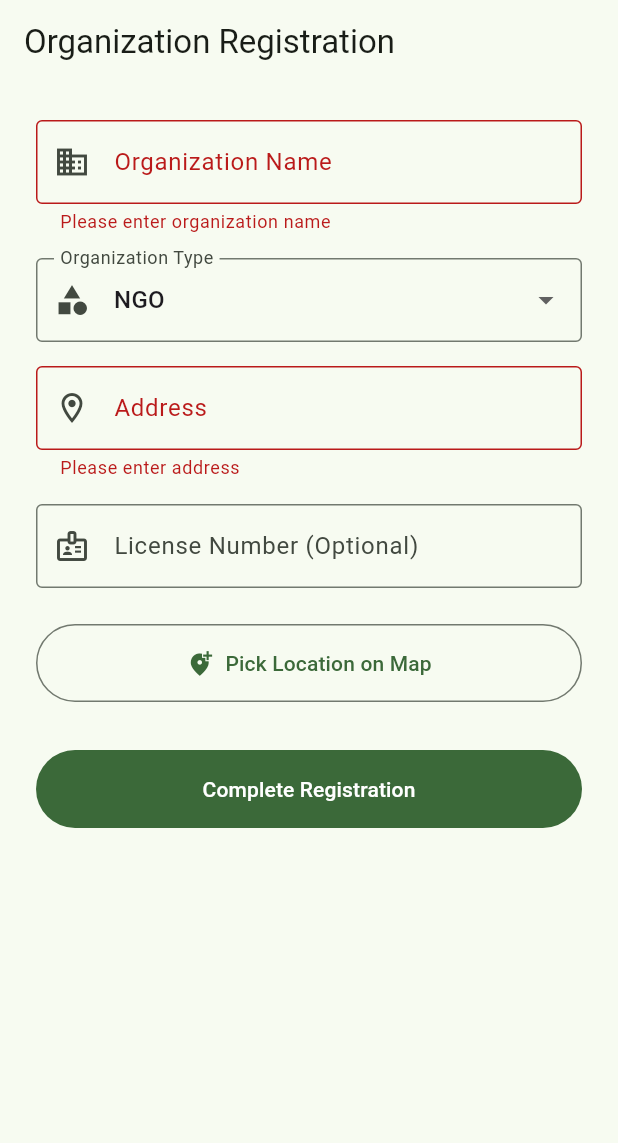
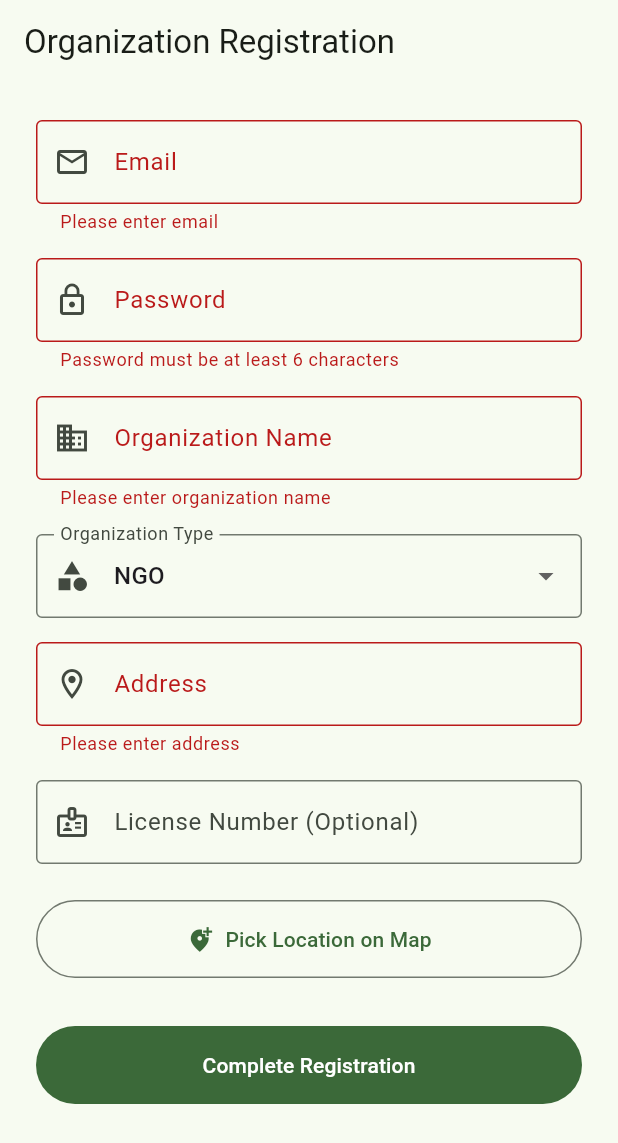
Before and after one commit to itcodehery/TeamPulse-CodeSprint26, a Flutter app: the OrganizationRegistrationScreen screen opened by its route, after a tap on "Complete Registration", on a phone screen of 412 x 824 dp. Shown: the top 1143 px of the screen. Run offline on Flutter 3.47's test engine with Material 3 defaults, Android fonts, the phone set to English and light mode, and no system bars; our stand-ins replace flutter_dotenv, flutter_map, flutter_riverpod, geolocator, go_router, google_fonts and 2 more; accounts and stored records are empty; network calls fail.

Commit message:
major feat. sys impl phase 1 implemented

```diff
--- a/hunger_n_waste/lib/features/auth/presentation/screens/organization_registration_screen.dart
+++ b/hunger_n_waste/lib/features/auth/presentation/screens/organization_registration_screen.dart
@@ -1,7 +1,12 @@
 import 'package:flutter/material.dart';
 import 'package:flutter_riverpod/flutter_riverpod.dart';
+import 'package:go_router/go_router.dart';
 import 'package:latlong2/latlong.dart';
+import 'package:supabase_flutter/supabase_flutter.dart';
 import '../../../../core/widgets/location_picker_screen.dart';
+import '../../data/repositories/auth_repository.dart';
+import '../../data/repositories/organization_repository.dart';
+import '../../domain/models/organization_profile.dart';
 import '../../domain/models/user_enums.dart';
 
 class OrganizationRegistrationScreen extends ConsumerStatefulWidget {
@@ -16,6 +21,8 @@ class _OrganizationRegistrationScreenState
     extends ConsumerState<OrganizationRegistrationScreen> {
   final _formKey = GlobalKey<FormState>();
   final _nameController = TextEditingController();
+  final _emailController = TextEditingController();
+  final _passwordController = TextEditingController();
   final _addressController = TextEditingController();
   final _licenseController = TextEditingController();
   OrganizationType _selectedType = OrganizationType.ngo;
@@ -24,6 +31,8 @@ class _OrganizationRegistrationScreenState
   @override
   void dispose() {
     _nameController.dispose();
+    _emailController.dispose();
+    _passwordController.dispose();
     _addressController.dispose();
     _licenseController.dispose();
     super.dispose();
@@ -40,7 +49,7 @@ class _OrganizationRegistrationScreenState
     }
   }
 
-  void _submit() {
+  Future<void> _submit() async {
     if (_formKey.currentState!.validate()) {
       if (_selectedLocation == null) {
         ScaffoldMessenger.of(context).showSnackBar(
@@ -48,12 +57,51 @@ class _OrganizationRegistrationScreenState
         );
         return;
       }
-      // TODO: Submit info
-      ScaffoldMessenger.of(context).showSnackBar(
-        const SnackBar(
-          content: Text('Processing Organization Registration...'),
-        ),
-      );
+
+      try {
+        ScaffoldMessenger.of(
+          context,
+        ).showSnackBar(const SnackBar(content: Text('Creating account...')));
+
+        final authRepo = ref.read(authRepositoryProvider);
+        final orgRepo = ref.read(organizationRepositoryProvider);
+
+        // 1. Sign Up
+        await authRepo.signUpWithEmail(
+          _emailController.text.trim(),
+          _passwordController.text,
+        );
+
+        // 2. Get User ID (Assuming auto-login or retrieving current session)
+        // Wait a bit for session to established if needed, or get user from repo
+        // Supabase usually signs in after signup automatically
+        final user = Supabase.instance.client.auth.currentUser;
+        if (user == null) throw Exception('User creation failed');
+
+        // 3. Create Profile
+        final profile = OrganizationProfile(
+          id: user.id,
+          organizationName: _nameController.text.trim(),
+          organizationType: _selectedType,
+          address: _addressController.text.trim(),
+          latitude: _selectedLocation!.latitude,
+          longitude: _selectedLocation!.longitude,
+          licenseNumber: _licenseController.text.trim(),
+        );
+
+        await orgRepo.createProfile(profile);
+
+        if (mounted) {
+          // Navigate to Organization Home
+          context.go('/organization-home');
+        }
+      } catch (e) {
+        if (mounted) {
+          ScaffoldMessenger.of(
+            context,
+          ).showSnackBar(SnackBar(content: Text('Error: $e')));
+        }
+      }
     }
   }
 
@@ -68,6 +116,31 @@ class _OrganizationRegistrationScreenState
           child: Column(
             crossAxisAlignment: CrossAxisAlignment.stretch,
             children: [
+              TextFormField(
+                controller: _emailController,
+                decoration: const InputDecoration(
+                  labelText: 'Email',
+                  border: OutlineInputBorder(),
+                  prefixIcon: Icon(Icons.email_outlined),
+                ),
+                validator: (value) => value == null || value.isEmpty
+                    ? 'Please enter email'
+                    : null,
+              ),
+              const SizedBox(height: 16),
+              TextFormField(
+                controller: _passwordController,
+                decoration: const InputDecoration(
+                  labelText: 'Password',
+                  border: OutlineInputBorder(),
+                  prefixIcon: Icon(Icons.lock_outline),
+                ),
+                obscureText: true,
+                validator: (value) => value == null || value.length < 6
+                    ? 'Password must be at least 6 characters'
+                    : null,
+              ),
+              const SizedBox(height: 16),
               TextFormField(
                 controller: _nameController,
                 decoration: const InputDecoration(
--- a/hunger_n_waste/lib/router/app_router.dart
+++ b/hunger_n_waste/lib/router/app_router.dart
@@ -10,6 +10,7 @@ import '../features/auth/presentation/screens/user_type_selection_screen.dart';
 import '../features/auth/presentation/screens/donor_registration_screen.dart';
 import '../features/auth/presentation/screens/organization_registration_screen.dart';
 import '../features/auth/presentation/screens/rider_registration_screen.dart';
+import '../features/food_requests/presentation/screens/organization_home_screen.dart';
 
 final routerProvider = Provider<GoRouter>((ref) {
   final rootNavigatorKey = GlobalKey<NavigatorState>();
@@ -66,6 +67,10 @@ final routerProvider = Provider<GoRouter>((ref) {
         path: '/auth/register/rider',
         builder: (context, state) => const RiderRegistrationScreen(),
       ),
+      GoRoute(
+        path: '/organization-home',
+        builder: (context, state) => const OrganizationHomeScreen(),
+      ),
     ],
   );
 });
```
Also changed, not shown: hunger_n_waste/lib/features/auth/data/repositories/organization_repository.dart (added, +30 -0 lines), hunger_n_waste/lib/features/food_requests/data/repositories/food_request_repository.dart (added, +58 -0 lines), hunger_n_waste/lib/features/food_requests/domain/models/food_request.dart (added, +70 -0 lines), hunger_n_waste/lib/features/food_requests/presentation/screens/organization_home_screen.dart (added, +107 -0 lines), hunger_n_waste/lib/features/food_requests/presentation/widgets/add_request_dialog.dart (added, +119 -0 lines), 1 other file.
